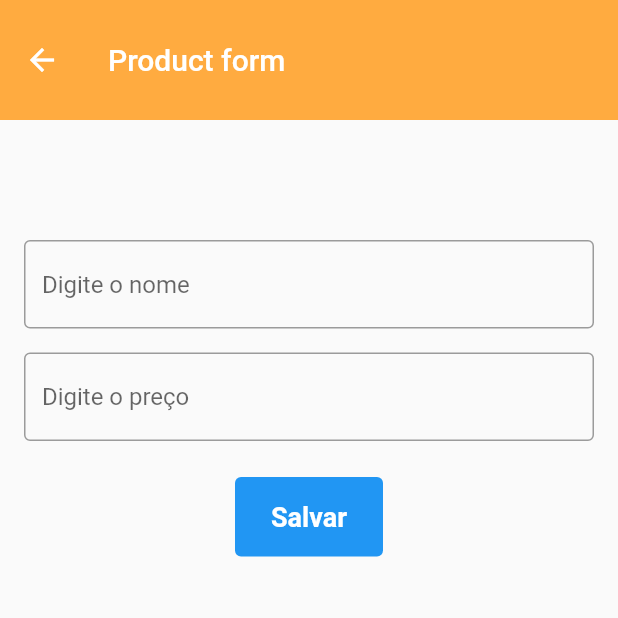
After one commit to ChristianNagata/auth_project, a Flutter app: the Products screen opened directly, after a tap on the "add" icon, on a phone screen of 412 x 824 dp, the top half of it. The commit adds this screen. Run offline on Flutter 3.47's test engine with Material 2 defaults, Android fonts, the phone set to English and light mode, and no system bars; our stand-ins replace firebase_auth, firebase_core, firebase_crashlytics; missing offline and left inert: passwordfield; accounts and stored records are empty.

Commit message:
telas para CRUD de produtos

```diff
--- /dev/null
+++ b/lib/screens/forms/product.dart
@@ -0,0 +1,47 @@
+import 'package:flutter/material.dart';
+
+class ProductForm extends StatelessWidget {
+  const ProductForm({Key? key}) : super(key: key);
+
+  @override
+  Widget build(BuildContext context) {
+    return Scaffold(
+      appBar: AppBar(
+        title: const Text('Product form'),
+        elevation: 0,
+        toolbarHeight: 80,
+      ),
+      body: SingleChildScrollView(
+        child: Padding(
+          padding: const EdgeInsets.fromLTRB(16, 80, 16, 0),
+          child: Column(
+            children: [
+              const TextField(
+                decoration: InputDecoration(
+                  border: OutlineInputBorder(),
+                  hintText: "Digite o nome",
+                ),
+              ),
+              const Padding(
+                padding: EdgeInsets.only(top: 16),
+                child: TextField(
+                  decoration: InputDecoration(
+                    border: OutlineInputBorder(),
+                    hintText: "Digite o preço",
+                  ),
+                ),
+              ),
+              Padding(
+                padding: const EdgeInsets.only(top: 24),
+                child: ElevatedButton(
+                  onPressed: () {},
+                  child: const Text('Salvar'),
+                ),
+              ),
+            ],
+          ),
+        ),
+      ),
+    );
+  }
+}
--- a/lib/screens/home.dart
+++ b/lib/screens/home.dart
@@ -1,3 +1,4 @@
+import 'package:auth_project/screens/products.dart';
 import 'package:firebase_auth/firebase_auth.dart';
 import 'package:firebase_core/firebase_core.dart';
 import 'package:firebase_crashlytics/firebase_crashlytics.dart';
@@ -23,7 +24,8 @@ class Home extends StatelessWidget {
       body: SingleChildScrollView(
         child: Padding(
           padding: const EdgeInsets.only(top: 64),
-          child: Center(child: Column(
+          child: Center(
+              child: Column(
             children: [
               Text(userEmail!),
               Padding(
@@ -46,6 +48,19 @@ class Home extends StatelessWidget {
                   style: Theme.of(context).elevatedButtonTheme.style,
                 ),
               ),
+              Padding(
+                padding: const EdgeInsets.only(top: 48),
+                child: ElevatedButton(
+                  onPressed: () {
+                    Navigator.push(
+                      context,
+                      MaterialPageRoute(builder: (context) => const Products()),
+                    );
+                  },
+                  child: const Text('Products'),
+                  style: Theme.of(context).elevatedButtonTheme.style,
+                ),
+              ),
             ],
           )),
         ),
--- /dev/null
+++ b/lib/screens/products.dart
@@ -0,0 +1,30 @@
+import 'package:flutter/material.dart';
+
+import 'forms/product.dart';
+
+class Products extends StatelessWidget {
+  const Products({Key? key}) : super(key: key);
+
+  @override
+  Widget build(BuildContext context) {
+    return Scaffold(
+      appBar: AppBar(
+        title: const Text('Products'),
+        elevation: 0,
+        toolbarHeight: 80,
+      ),
+      body: ListView(
+        children: [],
+      ),
+      floatingActionButton: FloatingActionButton(
+        onPressed: () {
+          Navigator.push(
+            context,
+            MaterialPageRoute(builder: (context) => const ProductForm()),
+          );
+        },
+        child: const Icon(Icons.add),
+      ),
+    );
+  }
+}
```
